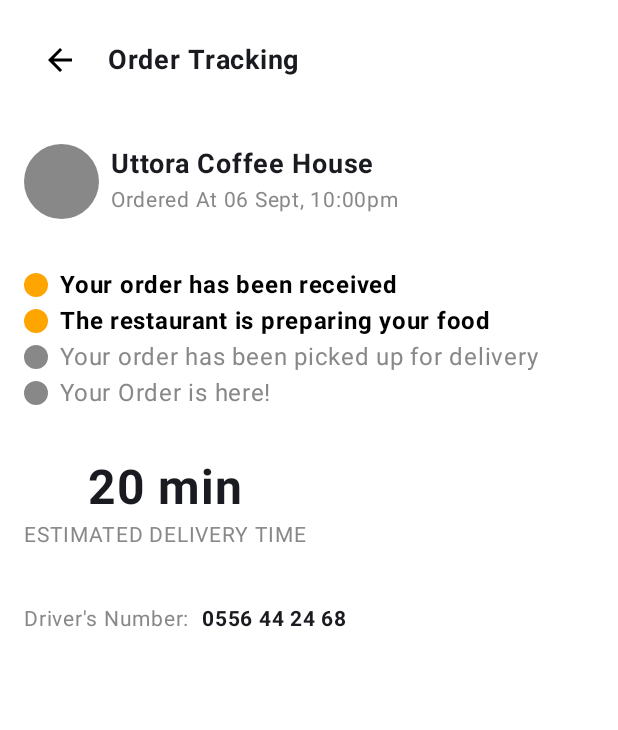
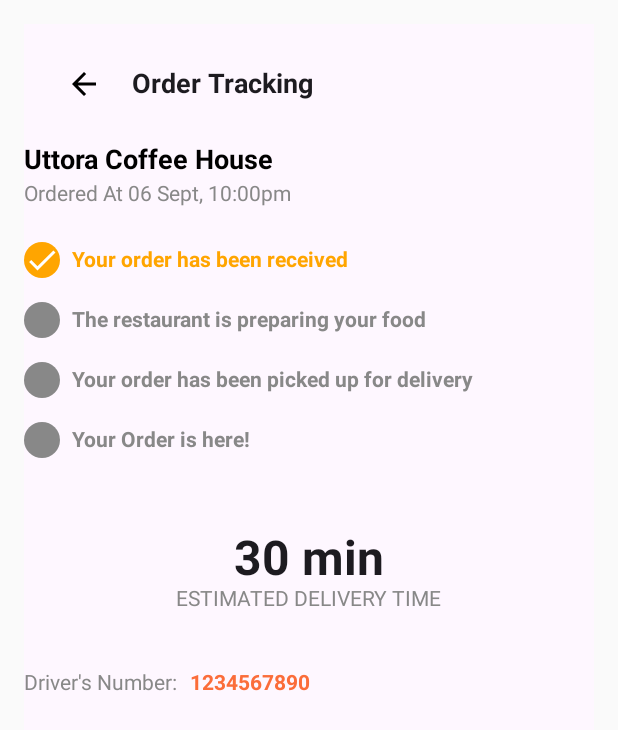
Before and after one commit to chemsou7876/Projet_TDM_frontend, an Android app built with Jetpack Compose: the screen it shows after launch (MainActivity), on a phone screen of 412 x 824 dp. Shown: the top 730 px of the screen. Run offline under Robolectric (Android 15) with nearby library versions, the phone set to English and light mode, and no system bars.

Commit message:
Tracking done

```diff
--- a/app/src/main/java/com/example/projet_tdm/MainActivity.kt
+++ b/app/src/main/java/com/example/projet_tdm/MainActivity.kt
@@ -3,31 +3,33 @@ package com.example.projet_tdm
 import android.os.Bundle
 import androidx.activity.ComponentActivity
 import androidx.activity.compose.setContent
-import androidx.compose.foundation.layout.fillMaxSize
-import androidx.compose.foundation.layout.padding
-import androidx.compose.material3.Scaffold
-import androidx.compose.runtime.Composable
+import androidx.compose.foundation.layout.*
+import androidx.compose.material3.*
+import androidx.compose.runtime.*
+import androidx.compose.ui.Alignment
 import androidx.compose.ui.Modifier
-import com.example.projet_tdm.ui.theme.Projet_TDMTheme
+import androidx.compose.ui.unit.dp
 import com.example.projet_tdm.ui.theme.Tracking.MyTracking
 
 class MainActivity : ComponentActivity() {
     override fun onCreate(savedInstanceState: Bundle?) {
         super.onCreate(savedInstanceState)
         setContent {
-            Projet_TDMTheme {
-                MyTrackingScreen()
-            }
+            // Appel de MyTracking avec le paramètre pour démarrer le suivi du temps
+            MyTracking(
+                startTrackingTime = true, // Démarre le suivi du temps dès le début
+                onBackClick = { /* Handle back click */ },
+                driverNumber = "1234567890",
+                restaurantName = "Uttora Coffee House",
+                orderDetails = "Ordered At 06 Sept, 10:00pm",
+                deliveryTime = "30 min",
+                statuses = listOf(
+                    "Your order has been received" to false,  // Step 1: Not started
+                    "The restaurant is preparing your food" to false,  // Step 2: Not started
+                    "Your order has been picked up for delivery" to false,  // Step 3: Not started
+                    "Your Order is here!" to false  // Step 4: Not started
+                )
+            )
         }
     }
 }
-
-@Composable
-fun MyTrackingScreen() {
-    Scaffold(modifier = Modifier.fillMaxSize()) { padding ->
-        MyTracking(
-            modifier = Modifier.padding(padding),
-            onBackClick = { /* Logic for back navigation, e.g., finish() or navigation controller */ }
-        )
-    }
-}
--- a/app/src/main/java/com/example/projet_tdm/ui/theme/Tracking/MyTracking.kt
+++ b/app/src/main/java/com/example/projet_tdm/ui/theme/Tracking/MyTracking.kt
@@ -1,24 +1,71 @@
 package com.example.projet_tdm.ui.theme.Tracking
 
+import android.annotation.SuppressLint
+import android.content.Intent
+import android.net.Uri
 import androidx.compose.foundation.background
 import androidx.compose.foundation.layout.*
 import androidx.compose.foundation.shape.CircleShape
-import androidx.compose.material3.Icon
-import androidx.compose.material3.IconButton
-import androidx.compose.material3.Scaffold
-import androidx.compose.material3.Text
+import androidx.compose.foundation.clickable
+import androidx.compose.material3.*
 import androidx.compose.material.icons.Icons
 import androidx.compose.material.icons.filled.ArrowBack
-import androidx.compose.runtime.Composable
+import androidx.compose.material.icons.filled.Check
+import androidx.compose.runtime.*
 import androidx.compose.ui.Alignment
 import androidx.compose.ui.Modifier
 import androidx.compose.ui.graphics.Color
+import androidx.compose.ui.platform.LocalContext
 import androidx.compose.ui.text.font.FontWeight
 import androidx.compose.ui.unit.dp
 import androidx.compose.ui.unit.sp
+import kotlinx.coroutines.delay
 
+@SuppressLint("UnusedMaterial3ScaffoldPaddingParameter")
 @Composable
-fun MyTracking(modifier: Modifier = Modifier, onBackClick: () -> Unit) {
+fun MyTracking(
+    startTrackingTime: Boolean, // Nouveau paramètre pour démarrer le suivi du temps
+    onBackClick: () -> Unit,
+    driverNumber: String,
+    restaurantName: String = "Uttora Coffee House",
+    orderDetails: String = "Ordered At 06 Sept, 10:00pm",
+    deliveryTime: String = "20 min",
+    statuses: List<Pair<String, Boolean>> = listOf(
+        "Your order has been received" to false,  // Step 1: Not started
+        "The restaurant is preparing your food" to false,  // Step 2: Not started
+        "Your order has been picked up for delivery" to false,  // Step 3: Not started
+        "Your Order is here!" to false  // Step 4: Not started
+    )
+) {
+    var currentStatuses by remember { mutableStateOf(statuses) }
+    var timerRunning by remember { mutableStateOf(startTrackingTime) }
+
+    // Durée des étapes (en secondes)
+    val stepDurations = listOf(5, 5, 5, 5) // Délai de 5 secondes pour chaque étape, tu peux modifier
+
+    // Si le suivi commence, on démarre le suivi des étapes
+    LaunchedEffect(timerRunning) {
+        if (timerRunning) {
+            for (i in currentStatuses.indices) {
+                delay(stepDurations[i] * 1000L) // Attendre la durée de l'étape actuelle
+
+                // Mise à jour de l'état des étapes
+                currentStatuses = currentStatuses.mapIndexed { index, pair ->
+                    when {
+                        index == i -> pair.copy(second = true) // Étape en cours
+                        index == i - 1 -> pair.copy(second = true) // Étape précédente terminée
+                        else -> pair // Ne change pas les autres étapes
+                    }
+                }
+
+                // Après chaque étape, on marque la suivante comme "en cours"
+            }
+
+            // Une fois toutes les étapes terminées, remettre l'état initial
+            currentStatuses = currentStatuses.map { it.copy(second = false) }
+        }
+    }
+
     Scaffold(
         topBar = {
             Row(
@@ -42,54 +89,52 @@ fun MyTracking(modifier: Modifier = Modifier, onBackClick: () -> Unit) {
                 )
             }
         },
-        modifier = modifier
-    ) { paddingValues ->
+        modifier = Modifier.fillMaxSize().padding(16.dp) // Retirer contentPadding
+    ) {
         Column(
             modifier = Modifier
                 .fillMaxSize()
-                .background(Color.White)
-                .padding(paddingValues)
-                .padding(16.dp)
+                .padding(top = 80.dp) // Ajouter de l'espace entre la flèche et les informations sur la commande
         ) {
-            // Restaurant Info
-            RestaurantInfo()
+            // Affichage des informations du restaurant
+            RestaurantInfo(restaurantName, orderDetails)
 
-            Spacer(modifier = Modifier.height(32.dp))
+            Spacer(modifier = Modifier.height(24.dp)) // Espace entre les infos du resto et les étapes
 
-            // Order Status
-            Column {
-                StatusItem("Your order has been received", isActive = true)
-                StatusItem("The restaurant is preparing your food", isActive = true)
-                StatusItem("Your order has been picked up for delivery", isActive = false)
-                StatusItem("Your Order is here!", isActive = false)
+            // Affichage des étapes avec leur état
+            currentStatuses.forEachIndexed { index, (status, isActive) ->
+                StatusItem(status, isActive)
+                Spacer(modifier = Modifier.height(16.dp)) // Espace entre chaque étape
             }
 
-            Spacer(modifier = Modifier.height(32.dp))
+            Spacer(modifier = Modifier.height(32.dp)) // Espace entre les étapes et le temps de livraison
 
-            // Estimated Delivery Time
-            EstimatedDeliveryTime()
+            // Estimation du temps de livraison
+            EstimatedDeliveryTime(deliveryTime)
 
-            Spacer(modifier = Modifier.height(32.dp))
+            Spacer(modifier = Modifier.height(32.dp)) // Espace entre le temps de livraison et les infos du conducteur
 
-            // Driver Info
-            DriverInfo()
+            // Informations sur le conducteur
+            DriverInfo(driverNumber)
         }
     }
 }
 
 @Composable
-fun RestaurantInfo() {
-    Row(verticalAlignment = Alignment.CenterVertically) {
-        Box(
-            modifier = Modifier
-                .size(50.dp)
-                .background(Color.Gray, shape = CircleShape)
+fun RestaurantInfo(restaurantName: String, orderDetails: String) {
+    Column(modifier = Modifier.fillMaxWidth()) {
+        Text(
+            text = restaurantName,
+            fontSize = 18.sp,
+            fontWeight = FontWeight.Bold,
+            color = Color.Black
         )
-        Spacer(modifier = Modifier.width(8.dp))
-        Column {
-            Text("Uttora Coffee House", fontWeight = FontWeight.Bold, fontSize = 18.sp)
-            Text("Ordered At 06 Sept, 10:00pm", color = Color.Gray, fontSize = 14.sp)
-        }
+        Spacer(modifier = Modifier.height(4.dp))
+        Text(
+            text = orderDetails,
+            fontSize = 14.sp,
+            color = Color.Gray
+        )
     }
 }
 
@@ -98,26 +143,38 @@ fun StatusItem(text: String, isActive: Boolean) {
     Row(verticalAlignment = Alignment.CenterVertically) {
         Box(
             modifier = Modifier
-                .size(16.dp)
+                .size(24.dp)
                 .background(
                     color = if (isActive) Color(0xFFFFA500) else Color.Gray,
                     shape = CircleShape
                 )
-        )
+        ) {
+            if (isActive) {
+                Icon(
+                    imageVector = Icons.Default.Check,
+                    contentDescription = "Completed",
+                    modifier = Modifier.align(Alignment.Center),
+                    tint = Color.White
+                )
+            }
+        }
         Spacer(modifier = Modifier.width(8.dp))
         Text(
             text = text,
-            color = if (isActive) Color.Black else Color.Gray,
-            fontWeight = if (isActive) FontWeight.Bold else FontWeight.Normal
+            color = if (isActive) Color(0xFFFFA500) else Color.Gray,
+            fontWeight = FontWeight.Bold
         )
     }
 }
 
 @Composable
-fun EstimatedDeliveryTime() {
-    Column(horizontalAlignment = Alignment.CenterHorizontally) {
+fun EstimatedDeliveryTime(deliveryTime: String) {
+    Column(
+        modifier = Modifier.fillMaxWidth(),
+        horizontalAlignment = Alignment.CenterHorizontally
+    ) {
         Text(
-            text = "20 min",
+            text = deliveryTime,
             fontSize = 32.sp,
             fontWeight = FontWeight.Bold
         )
@@ -130,8 +187,14 @@ fun EstimatedDeliveryTime() {
 }
 
 @Composable
-fun DriverInfo() {
-    Row(verticalAlignment = Alignment.CenterVertically) {
+fun DriverInfo(driverNumber: String) {
+    val context = LocalContext.current
+    Row(
+        modifier = Modifier
+            .fillMaxWidth()
+            .padding(vertical = 8.dp),
+        verticalAlignment = Alignment.CenterVertically
+    ) {
         Text(
             text = "Driver's Number:",
             fontSize = 14.sp,
@@ -139,9 +202,14 @@ fun DriverInfo() {
         )
         Spacer(modifier = Modifier.width(8.dp))
         Text(
-            text = "0556 44 24 68",
+            text = driverNumber,
             fontSize = 14.sp,
-            fontWeight = FontWeight.Bold
+            fontWeight = FontWeight.Bold,
+            color = Color(0xFFFB6D3A), // Couleur cliquable
+            modifier = Modifier.clickable {
+                val intent = Intent(Intent.ACTION_DIAL, Uri.parse("tel:$driverNumber"))
+                context.startActivity(intent)
+            }
         )
     }
 }
```
